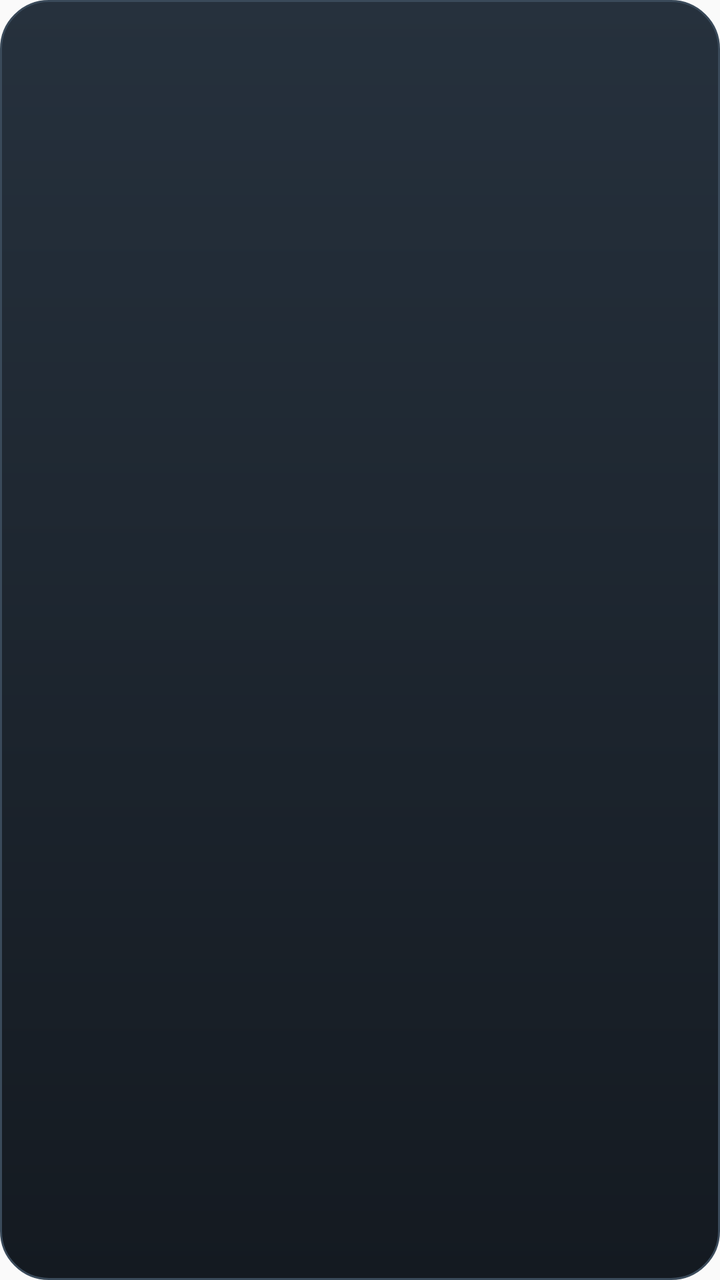
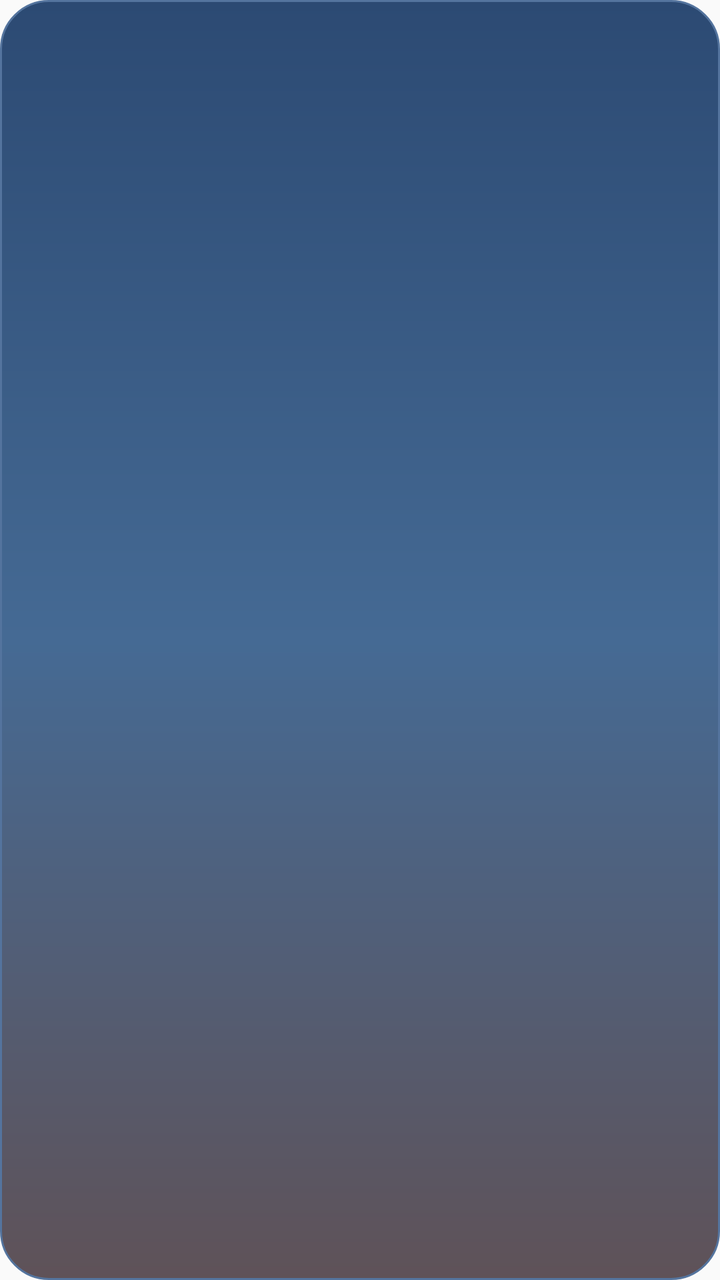

Compare the two renders of this Android layout. The source of the first and the diff that turns it into the second are given below.
<!-- AndroidManifest.xml: application theme android:Theme.Material.Light.NoActionBar -->
<!-- res/layout/widget_tenki.xml -->
<?xml version="1.0" encoding="utf-8"?>
<LinearLayout xmlns:android="http://schemas.android.com/apk/res/android"
    android:id="@+id/widget_root"
    android:layout_width="match_parent"
    android:layout_height="match_parent"
    android:background="@drawable/widget_bg"
    android:orientation="horizontal"
    android:padding="14dp">

    <LinearLayout
        android:layout_width="0dp"
        android:layout_height="match_parent"
        android:layout_weight="1"
        android:orientation="vertical">

        <TextView
            android:id="@+id/widget_city"
            android:layout_width="wrap_content"
            android:layout_height="wrap_content"
            android:textColor="#B9C4CE"
            android:textSize="12sp" />

        <TextView
            android:id="@+id/widget_headline"
            android:layout_width="match_parent"
            android:layout_height="wrap_content"
            android:layout_marginTop="2dp"
            android:ellipsize="end"
            android:maxLines="2"
            android:textColor="#F5F1EA"
            android:textSize="16sp"
            android:textStyle="bold" />

        <TextView
            android:id="@+id/widget_answers"
            android:layout_width="match_parent"
            android:layout_height="wrap_content"
            android:layout_marginTop="6dp"
            android:lineSpacingMultiplier="1.25"
            android:textColor="#F5F1EA"
            android:textSize="13sp" />

        <TextView
            android:id="@+id/widget_updated"
            android:layout_width="wrap_content"
            android:layout_height="wrap_content"
            android:layout_marginTop="6dp"
            android:textColor="#8FA3B0"
            android:textSize="11sp" />
    </LinearLayout>

    <ImageView
        android:id="@+id/widget_person"
        android:layout_width="52dp"
        android:layout_height="104dp"
        android:layout_gravity="center_vertical"
        android:contentDescription="今日の人"
        android:scaleType="fitCenter" />
</LinearLayout>
<!-- resources referenced by this layout -->
<resources>
  <!-- drawable widget_bg (drawable) -->
  <?xml version="1.0" encoding="utf-8"?>
  <shape xmlns:android="http://schemas.android.com/apk/res/android"
      android:shape="rectangle">
      <gradient
          android:angle="270"
          android:startColor="#26313D"
          android:endColor="#141A21"
          android:type="linear" />
      <corners android:radius="24dp" />
      <stroke
          android:width="1dp"
          android:color="#3A4A5A" />
  </shape>
</resources>

<!-- the commit's change to res/layout/widget_tenki.xml (unified diff, before → after) -->
@@ -45,7 +45,7 @@
             android:layout_width="wrap_content"
             android:layout_height="wrap_content"
             android:layout_marginTop="6dp"
-            android:textColor="#8FA3B0"
+            android:textColor="#C7D2DE"
             android:textSize="11sp" />
     </LinearLayout>
 
<!-- resource entries referenced after the edit -->
@@ -6,13 +6,14 @@
       android:shape="rectangle">
       <gradient
           android:angle="270"
-          android:startColor="#26313D"
-          android:endColor="#141A21"
+          android:startColor="#2C4A73"
+          android:centerColor="#456A94"
+          android:endColor="#5F5258"
           android:type="linear" />
       <corners android:radius="24dp" />
       <stroke
           android:width="1dp"
-          android:color="#3A4A5A" />
+          android:color="#54749E" />
   </shape>
 </resources>
 
